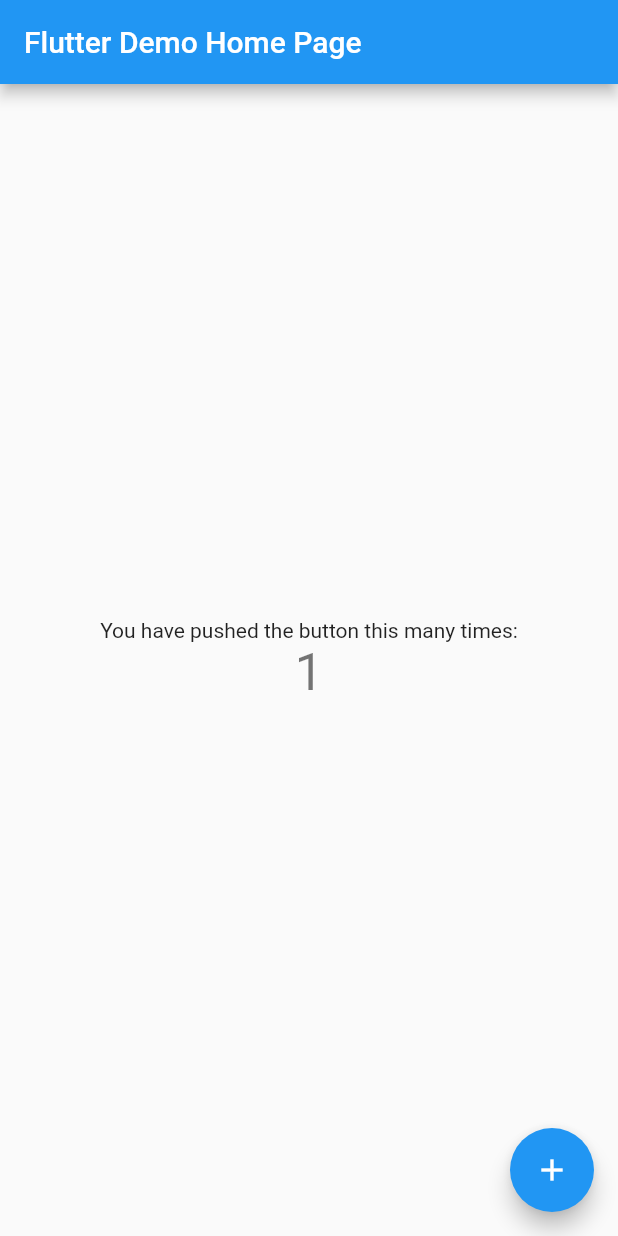
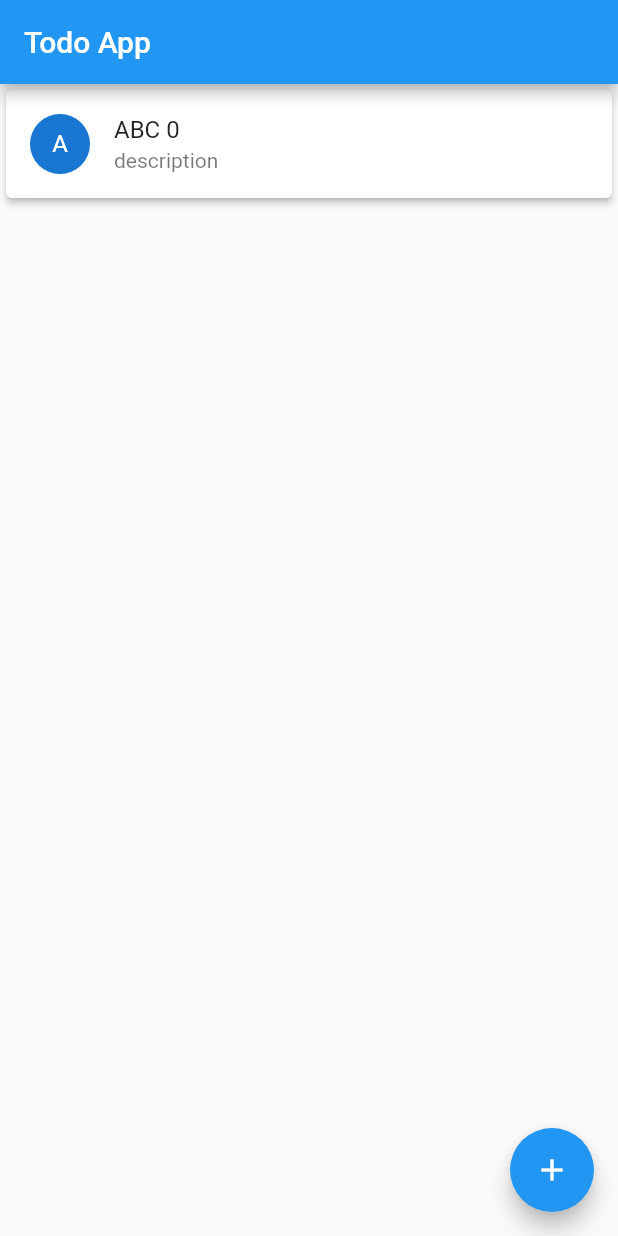
Before and after one commit to akashandroid90/todo_app, a Flutter app: the MyHomePage screen opened directly, after a tap on the "add" icon, on a phone screen of 412 x 824 dp. Run offline on Flutter 3.47's test engine with Material 2 defaults, Android fonts, the phone set to English and light mode, and no system bars.

Commit message:
update code to show todo

```diff
--- a/lib/main.dart
+++ b/lib/main.dart
@@ -1,4 +1,5 @@
 import 'package:flutter/material.dart';
+import 'package:todoapp/model/todo.dart';
 
 void main() {
   runApp(MyApp());
@@ -8,12 +9,12 @@ class MyApp extends StatelessWidget {
   @override
   Widget build(BuildContext context) {
     return MaterialApp(
-      title: 'Flutter Demo',
+      title: 'Todo App',
       theme: ThemeData(
         primarySwatch: Colors.blue,
         visualDensity: VisualDensity.adaptivePlatformDensity,
       ),
-      home: MyHomePage(title: 'Flutter Demo Home Page'),
+      home: MyHomePage(title: 'Todo App'),
     );
   }
 }
@@ -28,13 +29,7 @@ class MyHomePage extends StatefulWidget {
 }
 
 class _MyHomePageState extends State<MyHomePage> {
-  int _counter = 0;
-
-  void _incrementCounter() {
-    setState(() {
-      _counter++;
-    });
-  }
+  final List<Todo> _todoList = [];
 
   @override
   Widget build(BuildContext context) {
@@ -42,22 +37,28 @@ class _MyHomePageState extends State<MyHomePage> {
       appBar: AppBar(
         title: Text(widget.title),
       ),
-      body: Center(
-        child: Column(
-          mainAxisAlignment: MainAxisAlignment.center,
-          children: <Widget>[
-            Text(
-              'You have pushed the button this many times:',
-            ),
-            Text(
-              '$_counter',
-              style: Theme.of(context).textTheme.headline4,
-            ),
-          ],
-        ),
-      ),
+      body: ListView.builder(
+          itemCount: _todoList.length,
+          itemBuilder: (BuildContext context, int index) {
+            return Card(
+              color: Colors.white,
+              elevation: 2.0,
+              child: ListTile(
+                leading: CircleAvatar(
+                  child: Text("A"),
+                ),
+                title: Text(_todoList[index].title),
+                subtitle: Text(_todoList[index].description),
+              ),
+            );
+          }),
       floatingActionButton: FloatingActionButton(
-        onPressed: _incrementCounter,
+        onPressed: () => {
+          setState(() {
+            _todoList.add(Todo(
+                "ABC " + _todoList.length.toString(), "description", true));
+          })
+        },
         tooltip: 'Increment',
         child: Icon(Icons.add),
       ),
--- /dev/null
+++ b/lib/model/todo.dart
@@ -0,0 +1,7 @@
+class Todo {
+  final String title;
+  final String description;
+  final bool status;
+
+  Todo(this.title, this.description, this.status);
+}
```
